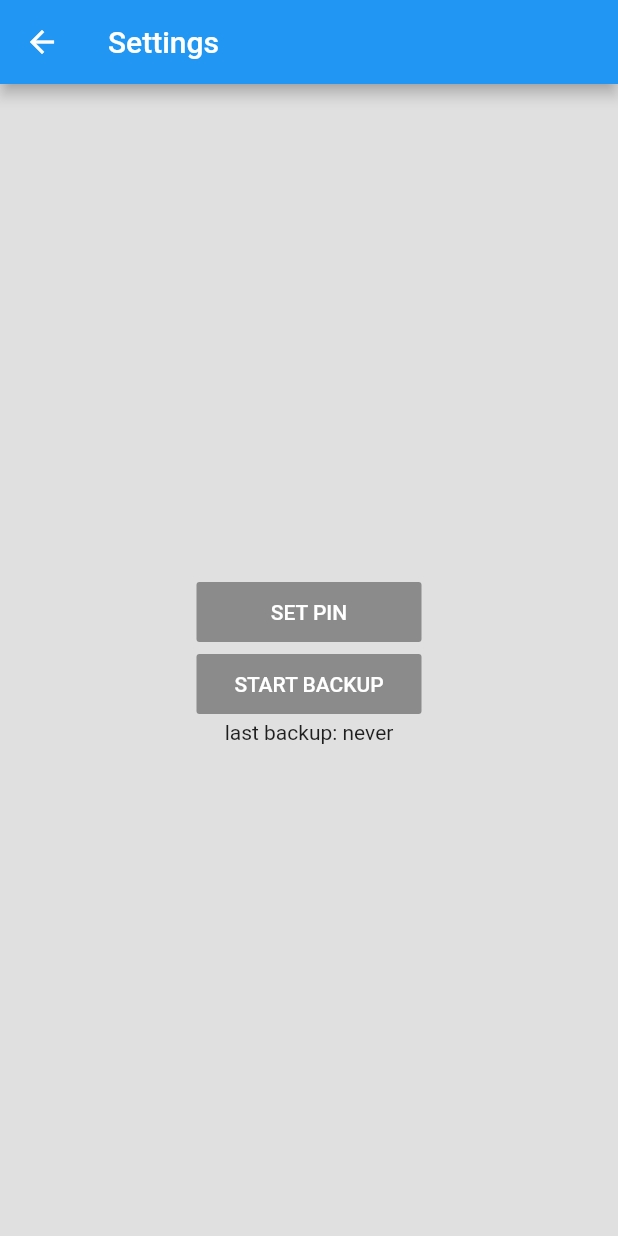
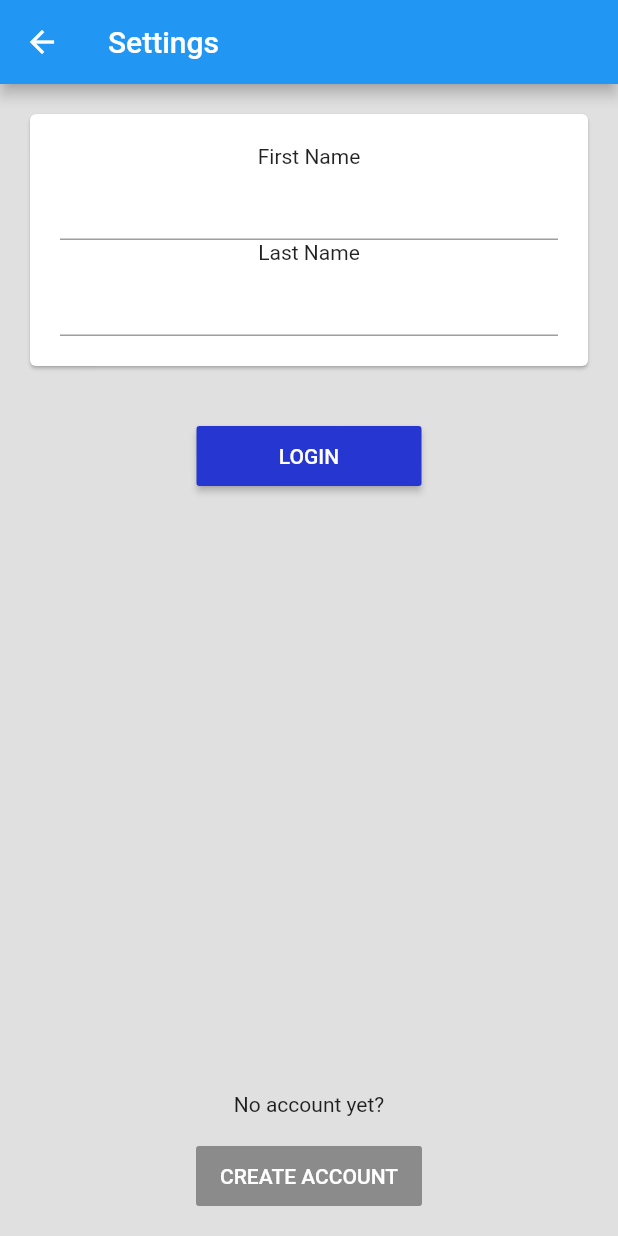
Before and after one commit to chrisly-bear/PEBRApp, a Flutter app: the SettingsScreen screen opened directly, on a phone screen of 412 x 824 dp. Run offline on Flutter 3.47's test engine with Material 2 defaults, Android fonts, the phone set to English and light mode, and no system bars; our stand-ins replace flushbar, sqflite; accounts and stored records are empty.

Commit message:
Added login screen UI.

```diff
--- a/lib/screens/SettingsScreen.dart
+++ b/lib/screens/SettingsScreen.dart
@@ -1,15 +1,23 @@
 import 'package:flutter/material.dart';
 import 'package:pebrapp/components/SizedButton.dart';
+import 'package:pebrapp/utils/Utils.dart';
 
-class SettingsScreen extends StatelessWidget {
+class SettingsScreen extends StatefulWidget {
+  @override
+  createState() => _SettingsScreenState();
+}
+
+class _SettingsScreenState extends State<SettingsScreen> {
+  bool _loggedIn = false; // TODO: get login state
   @override
   Widget build(BuildContext context) {
     return Scaffold(
-        backgroundColor: Color.fromARGB(255, 224, 224, 224),
-        appBar: AppBar(
-          title: const Text('Settings'),
-        ),
-        body: Center(child: SettingsBody()));
+      backgroundColor: Color.fromARGB(255, 224, 224, 224),
+      appBar: AppBar(
+        title: const Text('Settings'),
+      ),
+      body: _loggedIn ? Center(child: SettingsBody()) : LoginBody(),
+    );
   }
 }
 
@@ -21,8 +29,109 @@ class SettingsBody extends StatelessWidget {
       children: <Widget>[
         SizedButton('Set PIN'),
         SizedButton('Start Backup'),
-        Text("last backup: never")
+        Text("last backup: never"),
+        SizedButton('Logout'),
       ],
     );
   }
 }
+
+class LoginBody extends StatefulWidget {
+  @override
+  createState() => _LoginBodyState();
+}
+
+class _LoginBodyState extends State<LoginBody> {
+  final _formKey = GlobalKey<FormState>();
+  TextEditingController _firstNameCtr = TextEditingController();
+  TextEditingController _lastNameCtr = TextEditingController();
+
+  @override
+  Widget build(BuildContext context) {
+    return Form(
+      key: _formKey,
+      child: Column(
+        mainAxisAlignment: MainAxisAlignment.spaceBetween,
+        children: <Widget>[
+          _loginForm(),
+          _createAccountBlock(),
+        ],
+      ),
+    );
+  }
+
+  _loginForm() {
+    return Column(
+      children: <Widget>[
+        Container(
+          width: 500,
+          child: Card(
+            margin: EdgeInsets.all(20),
+            child: Padding(
+              padding: EdgeInsets.all(20),
+              child: Column(
+                children: <Widget>[
+                  Text('First Name'),
+                  TextFormField(
+                    textAlign: TextAlign.center,
+                    controller: _firstNameCtr,
+                    validator: (value) {
+                      if (value.isEmpty) {
+                        return 'Please enter your first name';
+                      }
+                    },
+                  ),
+                  Text('Last Name'),
+                  TextFormField(
+                    textAlign: TextAlign.center,
+                    controller: _lastNameCtr,
+                    validator: (value) {
+                      if (value.isEmpty) {
+                        return 'Please enter your last name';
+                      }
+                    },
+                  ),
+                ],
+              ),
+            ),
+          ),
+        ),
+        Padding(
+          padding: const EdgeInsets.symmetric(vertical: 16.0),
+          child: Center(
+            child: SizedButton(
+              'Login',
+              onPressed: _onSubmitForm,
+            ),
+          ),
+        ),
+      ],
+    );
+  }
+
+  _createAccountBlock() {
+    return Column(
+      children: <Widget>[
+        Text("No account yet?"),
+        Padding(
+          padding: const EdgeInsets.symmetric(vertical: 16.0),
+          child: Center(
+            child: SizedButton(
+              'Create Account',
+              onPressed: null, // TODO: show create account screen
+            ),
+          ),
+        ),
+      ],
+    );
+  }
+
+  _onSubmitForm() async {
+    // Validate will return true if the form is valid, or false if the form is invalid.
+    if (_formKey.currentState.validate()) {
+      await Future.delayed(Duration(seconds: 1)); // TODO: perform login
+      final String finishNotification = 'Logged in successfully';
+      showFlushBar(context, finishNotification);
+    }
+  }
+}
```
